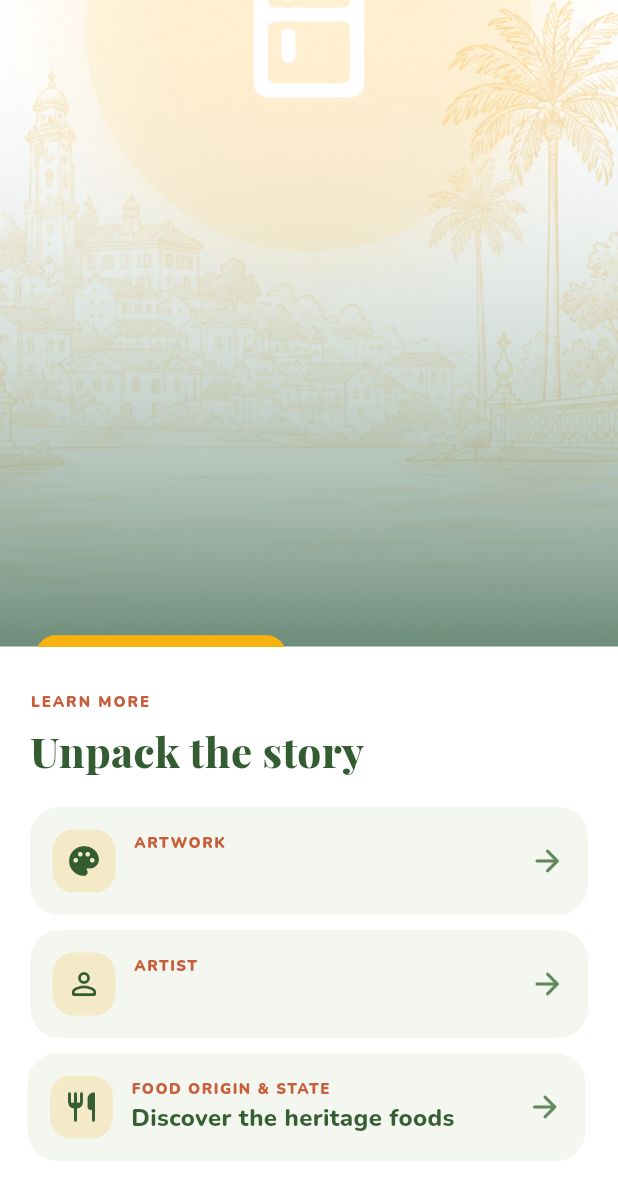
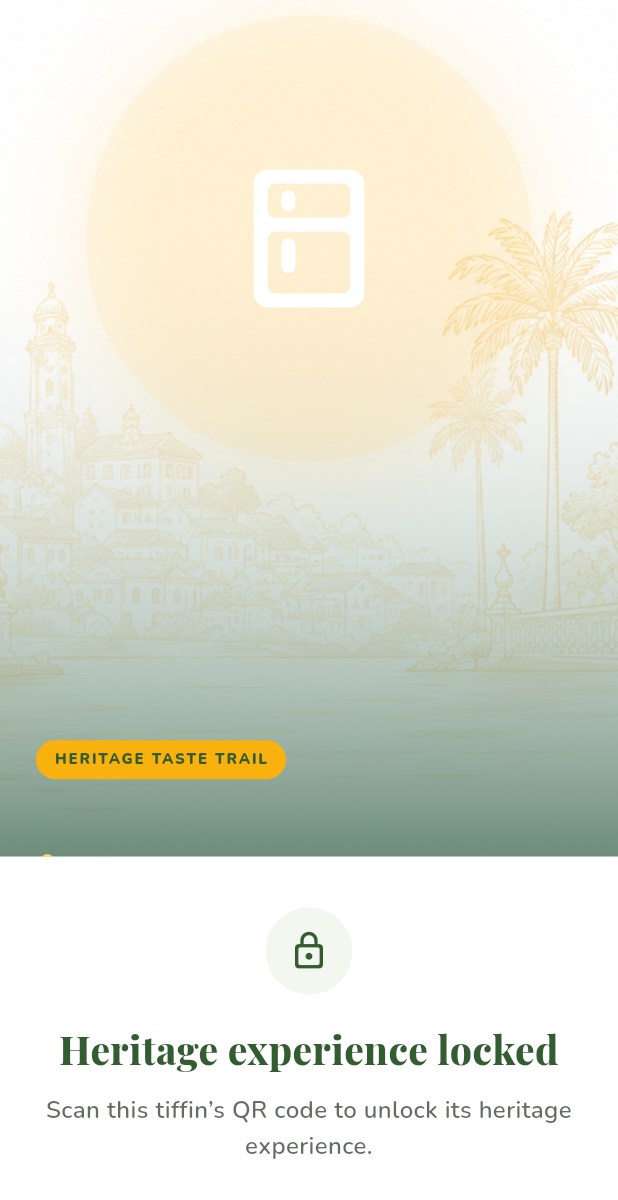
Before and after one commit to Marcussssssssssss/CD_MangkukKembara, a Flutter app: the TiffinExperienceView screen opened by its route, after a tap on "Scroll down to explore", on a phone screen of 412 x 824 dp. Shown: the top 1200 px of the screen. Run offline on Flutter 3.47's test engine with Material 3 defaults, Android fonts, the phone set to English and light mode, and no system bars; our stand-ins replace app_links, cached_network_image, camera, geolocator, google_fonts, google_maps_flutter and 4 more; missing offline and left inert: country_state_city, crop_your_image, mobile_scanner; accounts and stored records are empty.

Commit message:
updated map and tiffin view logic

```diff
--- a/mobile/lib/Model/Repositories/HeritageExperience/heritage_experience_repository.dart
+++ b/mobile/lib/Model/Repositories/HeritageExperience/heritage_experience_repository.dart
@@ -55,6 +55,15 @@ class HeritageExperienceRepository {
           .eq('profile_id', profileId),
     );
     return rows.map((row) => row['heritage_tiffin_id'] as String).toSet();
+  }
+
+  /// Checks the authenticated profile's persisted collection for one tiffin.
+  /// Guests have no collection, so they remain in preview mode.
+  Future<bool> isTiffinCollected(String tiffinId) async {
+    final user = _api.currentUser;
+    if (user == null) return false;
+    final collectedIds = await fetchCollectedTiffinIds(user.id);
+    return collectedIds.contains(tiffinId);
   }
 
   /// Returns only active tiffins collected by the authenticated user.
--- a/mobile/lib/Model/Repositories/HeritageTreasureMap/treasure_map_repository.dart
+++ b/mobile/lib/Model/Repositories/HeritageTreasureMap/treasure_map_repository.dart
@@ -253,7 +253,7 @@ class TreasureMapRepository {
       () => _api.client
           .from('vendor_tiffins')
           .select('''
-        *, heritage_tiffins(edition_name, cover_image_url)
+        *, heritage_tiffins(edition_name, artworks(image_url))
       ''')
           .eq('vendor_id', vendorId),
     );
--- a/mobile/lib/Model/Repositories/HeritageTreasureMap/vendor_tiffin_model.dart
+++ b/mobile/lib/Model/Repositories/HeritageTreasureMap/vendor_tiffin_model.dart
@@ -14,11 +14,12 @@ class VendorTiffinModel {
 
   factory VendorTiffinModel.fromJson(Map<String, dynamic> json) {
     final tiffin = json['heritage_tiffins'] as Map<String, dynamic>?;
+    final artwork = tiffin?['artworks'] as Map<String, dynamic>?;
     return VendorTiffinModel(
       vendorId: json['vendor_id'] as String,
       tiffinId: json['heritage_tiffin_id'] as String,
       tiffinEditionName: tiffin?['edition_name'] as String? ?? '',
-      coverImageUrl: tiffin?['cover_image_url'] as String?,
+      coverImageUrl: artwork?['image_url'] as String?,
     );
   }
 }
--- a/mobile/lib/View/HeritageExperience/tiffin_experience_view.dart
+++ b/mobile/lib/View/HeritageExperience/tiffin_experience_view.dart
@@ -203,6 +203,7 @@ class _TiffinExperienceViewState extends State<TiffinExperienceView>
               tiffinId: t.id,
               state: t.state,
               imageUrl: t.coverImageUrl,
+              showLayerMarkers: vm.isCollected,
               onBack: () => Navigator.maybePop(ctx),
               onLayerOneTap: () => _showLayerDetails(ctx, vm, layerNumber: 1),
               onLayerTwoTap: () => _showLayerDetails(ctx, vm, layerNumber: 2),
@@ -214,11 +215,13 @@ class _TiffinExperienceViewState extends State<TiffinExperienceView>
           ),
         ),
         SliverToBoxAdapter(
-          child: _LearnMorePanel(
+          child: vm.isCollected
+              ? _LearnMorePanel(
                   key: _learnMoreKey,
                   vm: vm,
                   entranceController: _storyEntranceController,
-          ),
+                )
+              : _LockedContentPanel(key: _learnMoreKey),
         ),
       ],
     );
@@ -320,6 +323,7 @@ class _ExperienceHero extends StatefulWidget {
     required this.tiffinId,
     required this.state,
     required this.imageUrl,
+    required this.showLayerMarkers,
     required this.onBack,
     required this.onLayerOneTap,
     required this.onLayerTwoTap,
@@ -334,6 +338,7 @@ class _ExperienceHero extends StatefulWidget {
   final String tiffinId;
   final String state;
   final String? imageUrl;
+  final bool showLayerMarkers;
   final VoidCallback onBack;
   final VoidCallback onLayerOneTap;
   final VoidCallback onLayerTwoTap;
@@ -539,6 +544,7 @@ class _ExperienceHeroState extends State<_ExperienceHero>
                                   imageUrl: widget.imageUrl,
                                   tiffinId: widget.tiffinId,
                                   entrance: _entranceController,
+                                  showMarkers: widget.showLayerMarkers,
                                   onLayerOneTap: widget.onLayerOneTap,
                                   onLayerTwoTap: widget.onLayerTwoTap,
                                   onLayerThreeTap: widget.onLayerThreeTap,
@@ -709,6 +715,7 @@ class _TiffinImageWithLayerMarkers extends StatelessWidget {
     required this.imageUrl,
     required this.tiffinId,
     required this.entrance,
+    required this.showMarkers,
     required this.onLayerOneTap,
     required this.onLayerTwoTap,
     required this.onLayerThreeTap,
@@ -717,6 +724,7 @@ class _TiffinImageWithLayerMarkers extends StatelessWidget {
   final String? imageUrl;
   final String tiffinId;
   final Animation<double> entrance;
+  final bool showMarkers;
   final VoidCallback onLayerOneTap;
   final VoidCallback onLayerTwoTap;
   final VoidCallback onLayerThreeTap;
@@ -739,6 +747,7 @@ class _TiffinImageWithLayerMarkers extends StatelessWidget {
                 targetOptimizationWidth: 1200,
               ),
             ),
+            if (showMarkers) ...[
               _positionedMarker(
                 size: size,
                 pos: hotspots.layer1,
@@ -760,6 +769,7 @@ class _TiffinImageWithLayerMarkers extends StatelessWidget {
                 onTap: onLayerThreeTap,
                 delay: .73,
               ),
+            ],
           ],
         );
       },
@@ -1117,6 +1127,60 @@ class _LayerSheetUnavailable extends StatelessWidget {
   );
 }
 
+class _LockedContentPanel extends StatelessWidget {
+  const _LockedContentPanel({super.key});
+
+  @override
+  Widget build(BuildContext context) {
+    return Container(
+      width: double.infinity,
+      padding: const EdgeInsets.fromLTRB(24, 34, 24, 48),
+      decoration: const BoxDecoration(
+        color: Colors.white,
+        borderRadius: BorderRadius.vertical(top: Radius.circular(34)),
+      ),
+      child: Column(
+        children: [
+          Container(
+            width: 58,
+            height: 58,
+            decoration: const BoxDecoration(
+              color: _TiffinDetailColors.mist,
+              shape: BoxShape.circle,
+            ),
+            child: const Icon(
+              Icons.lock_outline_rounded,
+              color: _TiffinDetailColors.darkGreen,
+              size: 28,
+            ),
+          ),
+          const SizedBox(height: 18),
+          Text(
+            'Heritage experience locked',
+            textAlign: TextAlign.center,
+            style: GoogleFonts.playfairDisplay(
+              color: _TiffinDetailColors.darkGreen,
+              fontSize: 26,
+              fontWeight: FontWeight.w800,
+            ),
+          ),
+          const SizedBox(height: 10),
+          Text(
+            'Scan this tiffin’s QR code to unlock its heritage experience.',
+            textAlign: TextAlign.center,
+            style: GoogleFonts.nunito(
+              color: _TiffinDetailColors.text.withValues(alpha: .72),
+              fontSize: 16,
+              height: 1.5,
+              fontWeight: FontWeight.w600,
+            ),
+          ),
+        ],
+      ),
+    );
+  }
+}
+
 class _LearnMorePanel extends StatelessWidget {
   const _LearnMorePanel({
     super.key,
--- a/mobile/lib/ViewModel/HeritageExperience/tiffin_content_view_model.dart
+++ b/mobile/lib/ViewModel/HeritageExperience/tiffin_content_view_model.dart
@@ -22,6 +22,7 @@ class TiffinContentViewModel extends ChangeNotifier {
   HeritageFoodModel? _food;
   bool _isLoading = false;
   bool _hasError = false;
+  bool _isCollected = false;
   String? _errorMessage;
   int _currentStoryIndex = 0;
 
@@ -34,6 +35,7 @@ class TiffinContentViewModel extends ChangeNotifier {
   HeritageFoodModel? get food => _food;
   bool get isLoading => _isLoading;
   bool get hasError => _hasError;
+  bool get isCollected => _isCollected;
   String? get errorMessage => _errorMessage;
   int get currentStoryIndex => _currentStoryIndex;
   HeritageStoryModel? get currentStory =>
@@ -41,19 +43,22 @@ class TiffinContentViewModel extends ChangeNotifier {
   bool get hasPreviousStory => _currentStoryIndex > 0;
   bool get hasNextStory => _currentStoryIndex < _stories.length - 1;
 
-  Future<void> loadTiffin(
-    String tiffinId, {
-    Set<String>? collectedIds,
-    bool showLoading = true,
-  }) async {
+  Future<void> loadTiffin(String tiffinId, {bool showLoading = true}) async {
     if (_isLoading) return;
     _isLoading = true;
     _hasError = false;
     _errorMessage = null;
+    _isCollected = false;
+    _artist = null;
+    _artwork = null;
+    _stories = [];
+    _media = [];
     if (showLoading) notifyListeners();
     try {
       _tiffin = await _repo.fetchTiffinById(tiffinId);
       if (_tiffin != null) {
+        _isCollected = await _repo.isTiffinCollected(tiffinId);
+        if (!_isCollected) return;
         if (_tiffin!.artistId != null) {
           _artist = await _repo.fetchArtistById(_tiffin!.artistId!);
         }
```
Also changed, not shown: 1 other file. Lines whose indentation alone changed are shown as unchanged.
